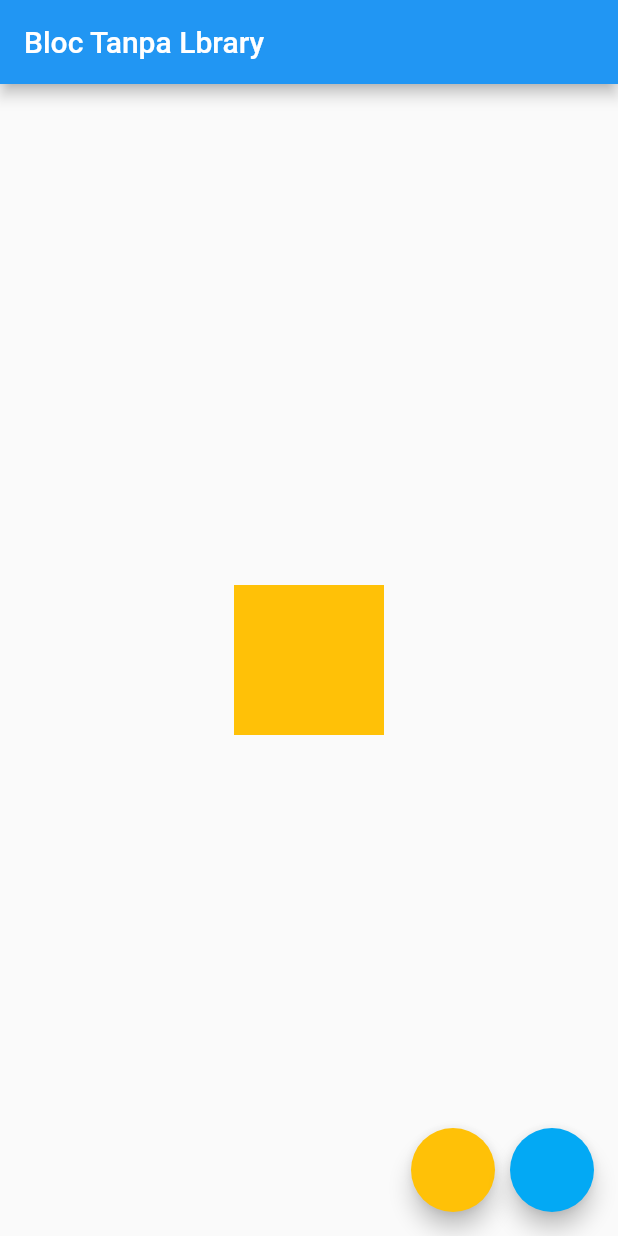
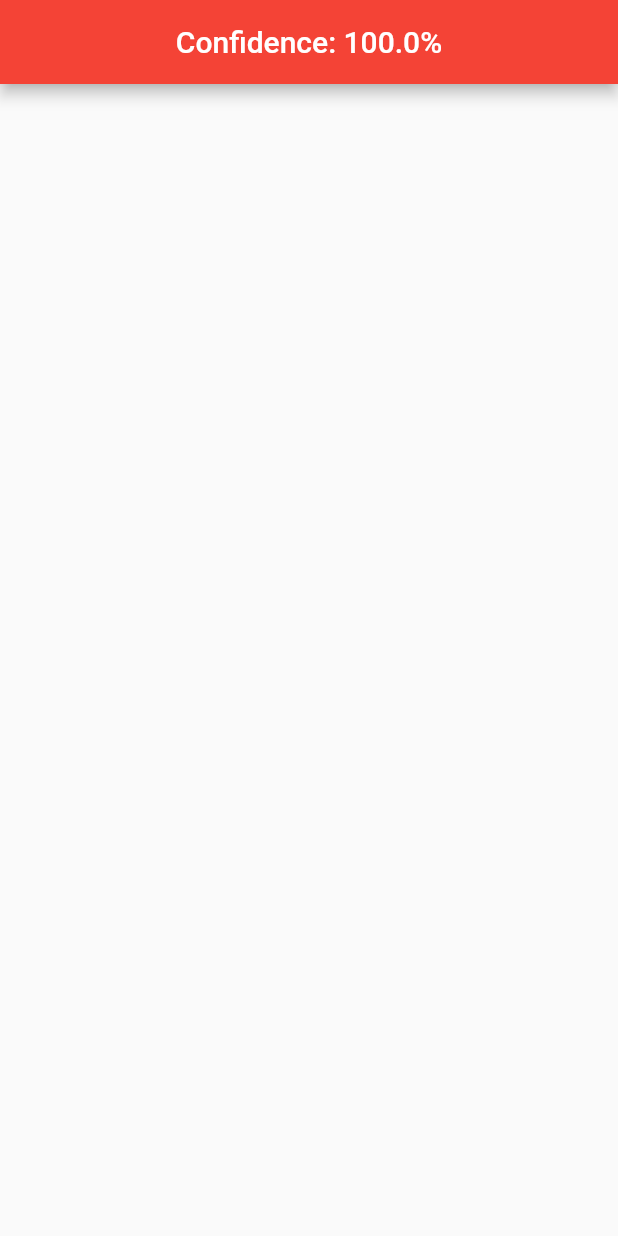
Before and after one commit to laluibnu7/flutter_windows_linux, a Flutter app: the screen it shows after launch, on a phone screen of 412 x 824 dp. Run offline on Flutter 3.47's test engine with Material 2 defaults, Android fonts, the phone set to English and light mode, and no system bars; our stand-ins replace speech_to_text; missing offline and left inert: awesome_card.

Commit message:
upload sisa di dart Linux

```diff
--- a/lib/main.dart
+++ b/lib/main.dart
@@ -1,3 +1,143 @@
+// Flutter Speech to Text App Tutorial
+import 'package:flutter/material.dart';
+import 'package:flutter/cupertino.dart';
+import 'speech_screen.dart';
+
+void main() => runApp(MyApp());
+
+class MyApp extends StatelessWidget {
+  @override
+  Widget build(BuildContext context) {
+    return MaterialApp(
+      title: "FLutter Voice",
+      debugShowCheckedModeBanner: false,
+      theme: ThemeData(
+        primarySwatch: Colors.red,
+        visualDensity: VisualDensity.adaptivePlatformDensity,
+      ),
+      home: SpeechScreen(),
+    );
+  }
+}
+
+// // FLutter 47 TImer
+// import 'package:flutter/material.dart';
+
+// void main() => runApp(MyApp());
+
+// class MyApp extends StatefulWidget {
+//   @override
+//   _MyAppState createState() => _MyAppState();
+// }
+
+// class _MyAppState extends State<MyApp> {
+//   int counter = 0;
+
+//   @override
+//   Widget build(BuildContext context) {
+//     return MaterialApp(
+//       home: Scaffold(
+//         appBar: AppBar(
+//           title: Text("Timer"),
+//         ),
+//         body: Center(
+//           child: Column(
+//             mainAxisAlignment: MainAxisAlignment.center,
+//             children: <Widget>[
+//               Text(
+//                 counter.toString(),
+//                 style: TextStyle(fontSize: 40, fontWeight: FontWeight.bold),
+//               ),
+//               SizedBox(
+//                 height: 10,
+//               ),
+//               RaisedButton(
+//                 child: Text("Ubah warna 5 detik kemudian"),
+//                 onPressed: () {},
+//               ),
+//               SizedBox(
+//                 height: 10,
+//               ),
+//               RaisedButton(
+//                 child: Text("Ubah warna Secara langsung"),
+//                 onPressed: () {},
+//               ),
+//               SizedBox(
+//                 height: 10,
+//               ),
+//               RaisedButton(
+//                 child: Text("Start Timer"),
+//                 onPressed: () {},
+//               ),
+//             ],
+//           ),
+//         ),
+//       ),
+//     );
+//   }
+// }
+
+// Flutter 46 Doc Comments
+// import 'package:flutter/material.dart';
+// import '46.user_profile_doc_comment.dart';
+
+// // void main() => runApp(MyApp());
+
+// void main() {
+//   runApp(MyApp());
+// }
+
+// class MyApp extends StatelessWidget {
+//   @override
+//   Widget build(BuildContext context) {
+//     return MaterialApp(
+//       debugShowCheckedModeBanner: false,
+//       home: MainPage(),
+//     );
+//   }
+// }
+
+// class MainPage extends StatefulWidget {
+//   @override
+//   _MainPageState createState() => _MainPageState();
+// }
+
+// class _MainPageState extends State<MainPage> {
+//   UserProfile profile = UserProfile(
+//     name: "Welcome",
+//     role: "Designer",
+//     photoURL: "www.fb.com/la.png",
+//   );
+
+//   @override
+//   Widget build(BuildContext context) {
+//     return Scaffold(
+//       appBar: AppBar(
+//         title: Text("Welcome"),
+//       ),
+//       body: Center(
+//         child: profile,
+//       ),
+//     );
+//   }
+// }
+
+// class MyApp extends StatelessWidget {
+//   UserProfile profile = UserProfile();
+
+//   @override
+//   Widget build(BuildContext context) {
+//     return Scaffold(
+//       appBar: AppBar(
+//         title: Text("welome"),
+//       ),
+//       body: Center(
+//         child: profile,
+//       ),
+//     );
+//   }
+// }
+
 // import 'package:flutter/material.dart';
 // import '45_bloc_stateManagement_flutterBlocPackage.dart';
 
@@ -12,70 +152,70 @@
 //   }
 // }
 
-// FLutter 44 BLoC (Bussiness Logic Component) State State mangment (Stream controller & Strea, Builder)
-import 'package:flutter/material.dart';
-import '44_color_bloc.dart';
+// // FLutter 44 BLoC (Bussiness Logic Component) State State mangment (Stream controller & Strea, Builder)
+// import 'package:flutter/material.dart';
+// import '44_color_bloc.dart';
 
-void main() => runApp(MyApp());
+// void main() => runApp(MyApp());
 
-class MyApp extends StatefulWidget {
-  @override
-  _MyAppState createState() => _MyAppState();
-}
+// class MyApp extends StatefulWidget {
+//   @override
+//   _MyAppState createState() => _MyAppState();
+// }
 
-class _MyAppState extends State<MyApp> {
-  ColorBloc bloc = ColorBloc();
+// class _MyAppState extends State<MyApp> {
+//   ColorBloc bloc = ColorBloc();
 
-  @override
-  void dispose() {
-    bloc.dispose();
-    super.dispose();
-  }
+//   @override
+//   void dispose() {
+//     bloc.dispose();
+//     super.dispose();
+//   }
 
-  @override
-  Widget build(BuildContext context) {
-    return MaterialApp(
-      home: Scaffold(
-        floatingActionButton: Row(
-          mainAxisAlignment: MainAxisAlignment.end,
-          children: <Widget>[
-            FloatingActionButton(
-              backgroundColor: Colors.amber,
-              onPressed: () {
-                bloc.eventSink.add(ColorEvent.to_amber);
-              },
-            ),
-            SizedBox(
-              width: 10,
-            ),
-            FloatingActionButton(
-              backgroundColor: Colors.lightBlue,
-              onPressed: () {
-                bloc.eventSink.add(ColorEvent.to_light_blue);
-              },
-            )
-          ],
-        ),
-        appBar: AppBar(
-          title: Text("Bloc Tanpa Lbrary"),
-        ),
-        body: Center(
-            child: StreamBuilder(
-          stream: bloc.stateStream,
-          initialData: Colors.amber,
-          builder: (context, snapshot) {
-            return AnimatedContainer(
-              duration: Duration(seconds: 500),
-              width: 100,
-              height: 100,
-              color: snapshot.data,
-            );
-          },
-        )),
-      ),
-    );
-  }
-}
+//   @override
+//   Widget build(BuildContext context) {
+//     return MaterialApp(
+//       home: Scaffold(
+//         floatingActionButton: Row(
+//           mainAxisAlignment: MainAxisAlignment.end,
+//           children: <Widget>[
+//             FloatingActionButton(
+//               backgroundColor: Colors.amber,
+//               onPressed: () {
+//                 bloc.eventSink.add(ColorEvent.to_amber);
+//               },
+//             ),
+//             SizedBox(
+//               width: 10,
+//             ),
+//             FloatingActionButton(
+//               backgroundColor: Colors.lightBlue,
+//               onPressed: () {
+//                 bloc.eventSink.add(ColorEvent.to_light_blue);
+//               },
+//             )
+//           ],
+//         ),
+//         appBar: AppBar(
+//           title: Text("Bloc Tanpa Lbrary"),
+//         ),
+//         body: Center(
+//             child: StreamBuilder(
+//           stream: bloc.stateStream,
+//           initialData: Colors.amber,
+//           builder: (context, snapshot) {
+//             return AnimatedContainer(
+//               duration: Duration(seconds: 500),
+//               width: 100,
+//               height: 100,
+//               color: snapshot.data,
+//             );
+//           },
+//         )),
+//       ),
+//     );
+//   }
+// }
 
 // // FLutter 44 BLoC (Bussiness Logic Component) State State mangment (Stream controller & Strea, Builder)
 // import 'package:flutter/material.dart';
--- /dev/null
+++ b/lib/speech_screen.dart
@@ -0,0 +1,32 @@
+import 'package:flutter/material.dart';
+import 'package:speech_to_text/speech_to_text.dart' as stt;
+
+class SpeechScreen extends StatefulWidget {
+  @override
+  _SpeechScreenState createState() => _SpeechScreenState();
+}
+
+class _SpeechScreenState extends State<SpeechScreen> {
+  stt.SpeechToText _speech;
+  bool _isListening = false;
+  String _text = 'Press the button and Start speaking';
+  double _confidence = 1.0;
+
+  @override
+  void initState() {
+    super.initState();
+    _speech = stt.SpeechToText();
+  }
+
+  @override
+  Widget build(BuildContext context) {
+    return Scaffold(
+      appBar: AppBar(
+        title: Center(
+          child:
+              Text('Confidence: ${(_confidence * 100.0).toStringAsFixed(1)}%'),
+        ),
+      ),
+    );
+  }
+}
--- a/pubspec.yaml
+++ b/pubspec.yaml
@@ -23,11 +23,14 @@ environment:
 dependencies:
   flutter:
     sdk: flutter
+  avatar_glow: ^1.2.0
   awesome_card: ^1.1.0
-  cupertino_icons: ^0.1.3
+  cupertino_icons: ^1.0.0
+  highlight_text: ^0.7.2
   http: ^0.12.2
   provider: ^4.3.2+2
   shared_preferences: ^0.5.12
+  speech_to_text: ^2.7.0
 
 dev_dependencies:
   flutter_test:
```
Also changed, not shown: pubspec.lock, 3 other files.
